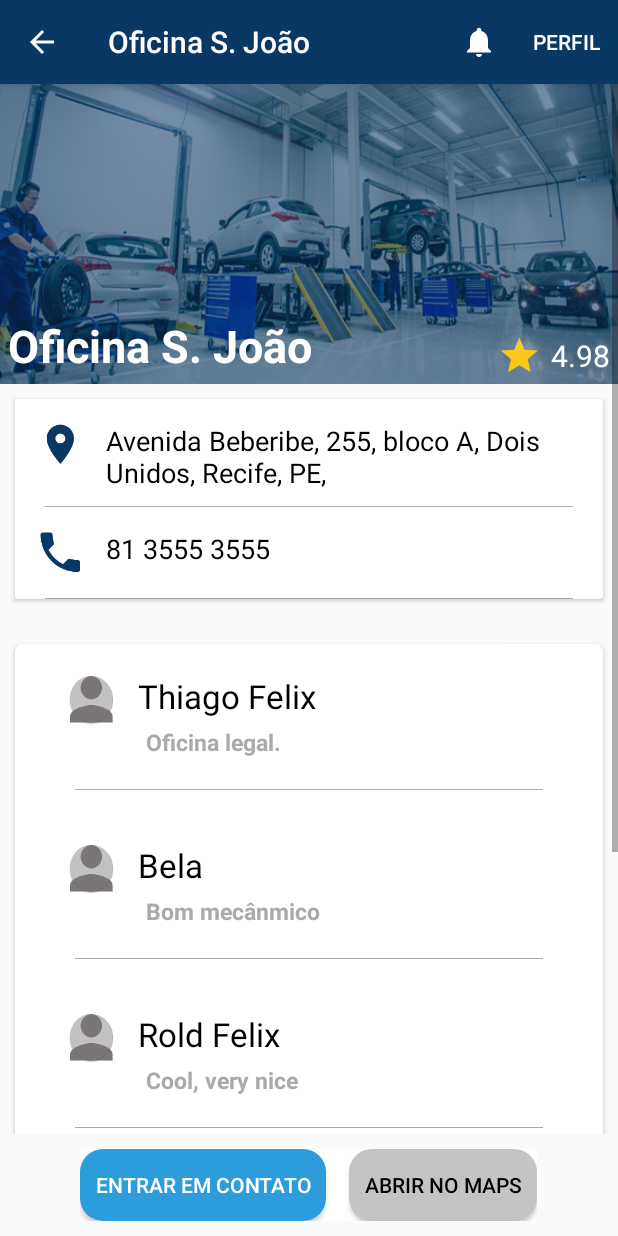
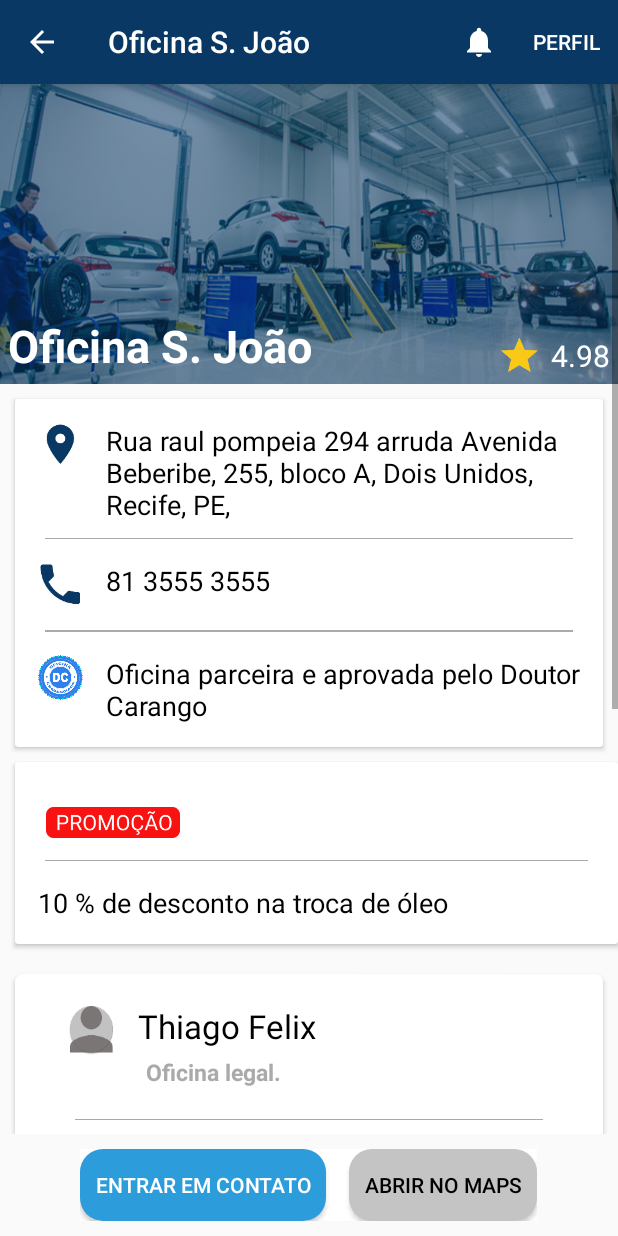
Before and after one commit to wilquerlima/drCarangoApp, an Android app: the PerfilOficinaActivity screen opened directly, with no data from a screen before it, on a phone screen of 412 x 824 dp. Run offline under Robolectric (Android 15) with nearby library versions, the phone set to English and light mode, and no system bars; 1 statement that could not run was skipped.

Commit message:
alteracoes em layout de perfil oficina, usuario e sugestoes

```diff
--- a/drCarango/app/src/main/AndroidManifest.xml
+++ b/drCarango/app/src/main/AndroidManifest.xml
@@ -44,7 +44,7 @@
             android:parentActivityName=".gui.ListaOficinasActivity"
             android:screenOrientation="portrait"
             android:theme="@style/AppTheme" />
-        <activity android:name=".gui.UsuarioPerfilActivity"
+        <activity android:name=".gui.PrefilUsuarioActivity"
             />
 
     </application>
--- a/drCarango/app/src/main/java/doutor/carangoapp/gui/ListaOficinasActivity.java
+++ b/drCarango/app/src/main/java/doutor/carangoapp/gui/ListaOficinasActivity.java
@@ -18,7 +18,6 @@ import org.json.JSONArray;
 import org.json.JSONObject;
 
 import java.util.ArrayList;
-import java.util.List;
 
 import doutor.carangoapp.R;
 import doutor.carangoapp.base.BaseEstabelecimento;
@@ -59,7 +58,7 @@ public class ListaOficinasActivity extends AppCompatActivity implements View.OnC
         Bundle args=new Bundle();
         args.putString("categoria",mCategoria);
 
-        getSupportLoaderManager().initLoader(0, args, this).forceLoad();
+        //getSupportLoaderManager().initLoader(0, args, this).forceLoad();
 
         LinearLayoutManager manager=new LinearLayoutManager(getApplicationContext());
 
@@ -233,7 +232,7 @@ public class ListaOficinasActivity extends AppCompatActivity implements View.OnC
             return true;
         }
         if(id==R.id.foto_perfil_menu){
-            Intent intent=new Intent(this,UsuarioPerfilActivity.class);
+            Intent intent=new Intent(this,PrefilUsuarioActivity.class);
             startActivity(intent);
             return true;
         }
--- a/drCarango/app/src/main/java/doutor/carangoapp/gui/PerfilOficinaActivity.java
+++ b/drCarango/app/src/main/java/doutor/carangoapp/gui/PerfilOficinaActivity.java
@@ -2,10 +2,8 @@ package doutor.carangoapp.gui;
 
 import android.content.Intent;
 import android.os.Bundle;
-import android.os.PersistableBundle;
 import android.support.annotation.Nullable;
 import android.support.v7.app.AppCompatActivity;
-import android.support.v7.widget.DividerItemDecoration;
 import android.support.v7.widget.LinearLayoutManager;
 import android.support.v7.widget.RecyclerView;
 import android.view.Menu;
@@ -27,7 +25,7 @@ public class PerfilOficinaActivity extends AppCompatActivity {
     private TextView tv_NotaOficina;
     private TextView tv_EnderecoOficina;
     private TextView tv_TelefoneNoficina;
-    private TextView tv_AmigosVisitaramOficina;
+    private TextView tv_promocoes;
     private RecyclerView mRecyclerViewComenarios;
     private AdapterComentsOficina mComentariosAdapter;
     private BaseEstabelecimento mOficina;
@@ -55,8 +53,9 @@ public class PerfilOficinaActivity extends AppCompatActivity {
         tv_NotaOficina=findViewById(R.id.tv_nota_oficina_perfil);
         tv_EnderecoOficina=findViewById(R.id.tv_endereco_oficina_perfil);
         tv_TelefoneNoficina=findViewById(R.id.tv_telefone_oficina_perfil);
-        tv_AmigosVisitaramOficina=findViewById(R.id.tv_amigos_visitaram);
+        tv_promocoes=findViewById(R.id.tv_promo_perfil_oficina);
 
+        tv_promocoes.setText("10 % de desconto na troca de óleo");
         tv_NomeNoficina.setText(mOficina.getNome());
         tv_NotaOficina.setText(Double.toString(mOficina.getRankingServico()));
         tv_TelefoneNoficina.setText(mOficina.getTelefone());
@@ -121,7 +120,7 @@ public class PerfilOficinaActivity extends AppCompatActivity {
             return true;
         }
         if(id==R.id.foto_perfil_menu){
-            Intent intent=new Intent(this,UsuarioPerfilActivity.class);
+            Intent intent=new Intent(this,PrefilUsuarioActivity.class);
             startActivity(intent);
             return true;
         }
--- a/drCarango/app/src/main/java/doutor/carangoapp/gui/UsuarioPerfilActivity.java
+++ b/drCarango/app/src/main/java/doutor/carangoapp/gui/PrefilUsuarioActivity.java
@@ -11,7 +11,7 @@ import android.view.MenuInflater;
 import doutor.carangoapp.R;
 import doutor.carangoapp.controller.AdapterHistoricoServicosUsuario;
 
-public class UsuarioPerfilActivity extends AppCompatActivity {
+public class PrefilUsuarioActivity extends AppCompatActivity {
 
     private RecyclerView mRecyclerView;
     private AdapterHistoricoServicosUsuario mAdapterServicos;
--- a/drCarango/app/src/main/res/layout/activity_pefiloficina.xml
+++ b/drCarango/app/src/main/res/layout/activity_pefiloficina.xml
@@ -91,6 +91,7 @@
                     android:layout_marginEnd="10dp"
                     android:layout_marginTop="15dp"
                     android:layout_toEndOf="@+id/iv_location_icone_oficina"
+                    android:text="Rua raul pompeia 294 arruda "
                     android:textColor="@android:color/background_dark"
                     android:textSize="18sp" />
 
@@ -120,6 +121,7 @@
                     android:layout_marginEnd="10dp"
                     android:layout_marginTop="15dp"
                     android:layout_toEndOf="@id/iv_fone_icone_oficina"
+                    android:text="309701381"
                     android:textAlignment="textStart"
                     android:textColor="@android:color/black"
                     android:textSize="18sp" />
@@ -133,37 +135,15 @@
                     android:layout_marginRight="20dp"
                     android:background="@android:color/darker_gray" />
 
-                <ImageView
-                    android:id="@+id/iv_amigos_visitaram_icone"
-                    android:layout_width="30dp"
-                    android:layout_height="30dp"
-                    android:layout_below="@id/v_line_divisor_2"
-                    android:layout_margin="15dp"
-                    android:src="@mipmap/ic_friends"
-                    android:visibility="gone" />
-
-                <TextView
-                    android:id="@+id/tv_amigos_visitaram"
-                    android:layout_width="wrap_content"
-                    android:layout_height="wrap_content"
-                    android:layout_below="@id/v_line_divisor_2"
-                    android:layout_marginTop="15dp"
-                    android:layout_toEndOf="@id/iv_amigos_visitaram_icone"
-                    android:gravity="center"
-                    android:text="Frequentado por 9 amigos"
-                    android:textColor="@android:color/black"
-                    android:textSize="18sp"
-                    android:visibility="gone" />
-
                 <View
                     android:id="@+id/v_line_divisor_3"
                     android:layout_width="match_parent"
                     android:layout_height="0.5dp"
-                    android:layout_below="@id/iv_amigos_visitaram_icone"
+                    android:layout_below="@+id/v_line_divisor_2"
                     android:layout_marginLeft="20dp"
                     android:layout_marginRight="20dp"
                     android:background="@android:color/darker_gray"
-                    android:visibility="gone" />
+                    android:visibility="visible" />
 
                 <ImageView
                     android:id="@+id/iv_oficina_parceira_perfil"
@@ -171,21 +151,21 @@
                     android:layout_height="30dp"
                     android:layout_below="@id/v_line_divisor_3"
                     android:layout_margin="15dp"
-                    android:src="@mipmap/ic_checkparceira"
-                    android:visibility="gone" />
+                    android:src="@drawable/selo_dr_carango"
+                    android:visibility="visible" />
 
                 <TextView
                     android:id="@+id/tv_oficina_parceira"
                     android:layout_width="wrap_content"
                     android:layout_height="wrap_content"
                     android:layout_below="@id/v_line_divisor_3"
+                    android:layout_marginBottom="15dp"
                     android:layout_marginTop="15dp"
                     android:layout_toEndOf="@id/iv_oficina_parceira_perfil"
-                    android:gravity="center"
-                    android:text="@string/oficina_parceira_texto"
+                    android:text="Oficina parceira e aprovada pelo Doutor Carango"
                     android:textColor="@android:color/black"
                     android:textSize="18sp"
-                    android:visibility="gone" />
+                    android:visibility="visible" />
             </RelativeLayout>
         </android.support.v7.widget.CardView>
 
@@ -194,7 +174,7 @@
             android:layout_width="wrap_content"
             android:layout_height="wrap_content"
             android:layout_alignParentBottom="true"
-            android:layout_below="@+id/cv_oficina_dados"
+            android:layout_below="@+id/cv_promo_perfil_oficina"
             android:layout_margin="10dp"
             app:cardCornerRadius="5dp">
 
@@ -203,6 +183,53 @@
                 android:layout_width="match_parent"
                 android:layout_height="wrap_content"
                 android:layout_margin="10dp" />
+        </android.support.v7.widget.CardView>
+
+        <android.support.v7.widget.CardView
+            android:id="@+id/cv_promo_perfil_oficina"
+            android:layout_width="match_parent"
+            android:layout_height="wrap_content"
+            android:layout_alignParentBottom="false"
+            android:layout_alignParentStart="false"
+            android:layout_below="@+id/cv_oficina_dados"
+            android:layout_marginStart="10dp"
+            android:padding="10dp">
+
+            <LinearLayout
+                android:layout_width="match_parent"
+                android:layout_height="wrap_content"
+                android:orientation="vertical">
+
+                <ImageView
+                    android:id="@+id/iv_ic_promo_perfil_oficina"
+                    android:layout_width="100dp"
+                    android:layout_height="50dp"
+                    android:layout_marginStart="15dp"
+                    android:layout_marginTop="15dp"
+                    android:padding="5dp"
+                    android:src="@drawable/promo_icon" />
+
+                <View
+                    android:id="@+id/v_line_divisor_4"
+                    android:layout_width="match_parent"
+                    android:layout_height="0.5dp"
+                    android:layout_below="@+id/iv_ic_promo_perfil_oficina"
+                    android:layout_marginLeft="20dp"
+                    android:layout_marginRight="20dp"
+                    android:background="@android:color/darker_gray"
+                    android:visibility="visible" />
+
+                <TextView
+                    android:id="@+id/tv_promo_perfil_oficina"
+                    android:layout_width="wrap_content"
+                    android:layout_height="wrap_content"
+                    android:layout_margin="15dp"
+                    android:text="TextView"
+                    android:textColor="@android:color/black"
+                    android:textSize="18sp"
+                    tools:text="10 % de desconto na troca de óleo " />
+            </LinearLayout>
+
         </android.support.v7.widget.CardView>
 
     </RelativeLayout>
--- a/drCarango/app/src/main/res/layout/activity_usuario_perfil.xml
+++ b/drCarango/app/src/main/res/layout/activity_usuario_perfil.xml
@@ -4,7 +4,7 @@
     xmlns:tools="http://schemas.android.com/tools"
     android:layout_width="match_parent"
     android:layout_height="match_parent"
-    tools:context=".gui.UsuarioPerfilActivity">
+    tools:context=".gui.PrefilUsuarioActivity">
 
     <ScrollView
         android:layout_width="match_parent"
--- a/drCarango/app/src/main/res/values/styles.xml
+++ b/drCarango/app/src/main/res/values/styles.xml
@@ -1,6 +1,6 @@
 <resources>
     <!-- Base application theme. -->
-    <style name="AppTheme" parent="Theme.AppCompat.Light.DarkActionBar">
+    <style name="AppTheme" parent="Base.Theme.AppCompat.Light.DarkActionBar">
         <!-- Customize your theme here. -->
         <item name="colorPrimary">@color/colorPrimary</item>
         <item name="colorPrimaryDark">@color/colorPrimaryDark</item>
```
Also changed, not shown: drCarango/app/src/main/java/doutor/carangoapp/controller/AdapterOficinas.java (+21 -9 lines), drCarango/app/src/main/java/doutor/carangoapp/gui/SugestoesActivity.java (+1 -8 lines), drCarango/app/src/main/res/layout/activity_sugestoes.xml (+13 -13 lines), drCarango/app/src/main/res/layout/layout_viewholder_oficina.xml (+51 -38 lines), drCarango/app/src/main/res/drawable/promo_icon.png, drCarango/app/src/main/res/drawable/selo_dr_carango.png.
